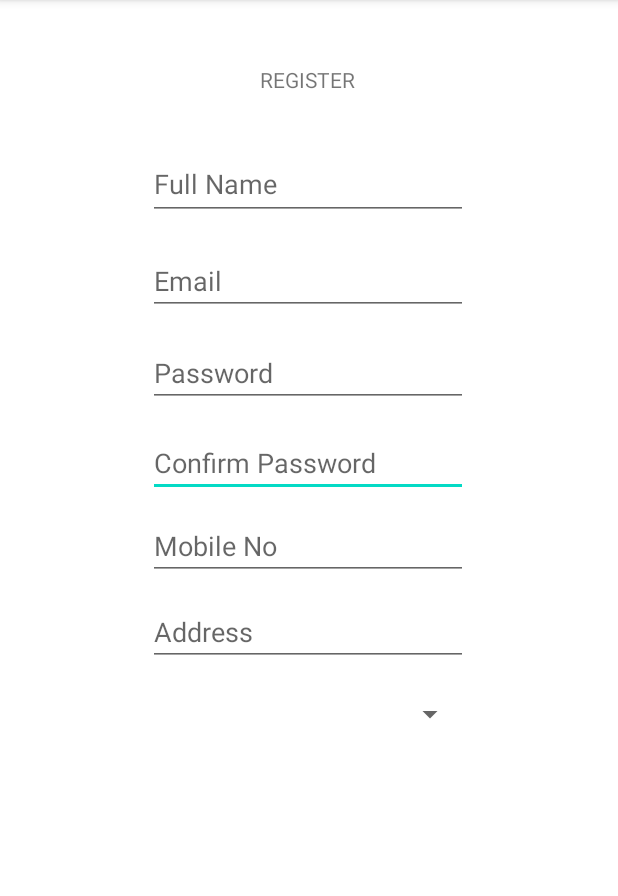
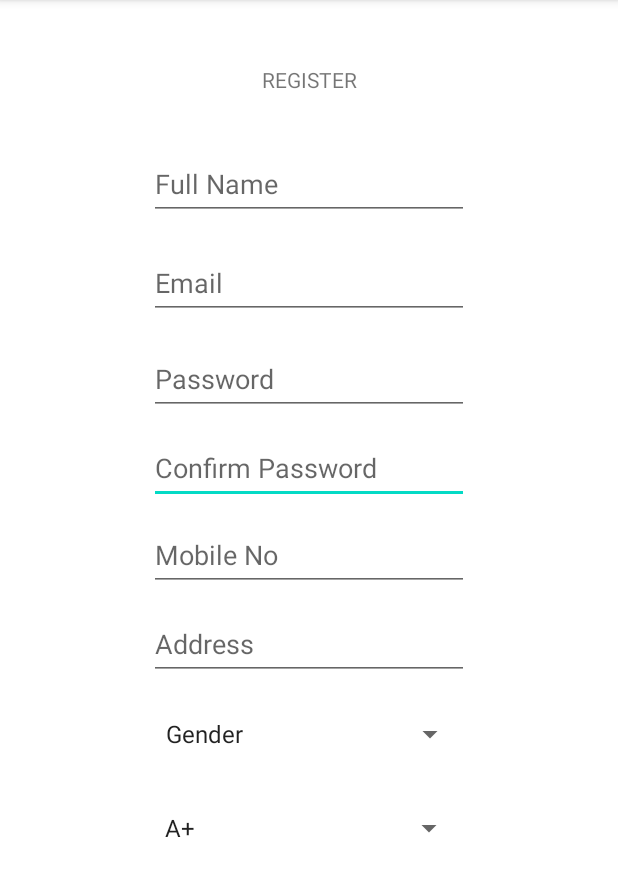
Before and after one commit to Harikrishnan-Sathyan/RAKT_APP, an Android app: the Register screen opened directly, with no data from a screen before it, on a phone screen of 412 x 824 dp, the part 84-980 px from its top. Run offline under Robolectric (Android 15) with nearby library versions, the light colour scheme and no system bars.

Commit message:
Added new widgets in the Register Activity

```diff
--- a/app/src/main/res/layout/activity_register.xml
+++ b/app/src/main/res/layout/activity_register.xml
@@ -6,6 +6,17 @@
     android:layout_height="match_parent"
     tools:context=".Register">
 
+    <Spinner
+        android:id="@+id/spinner3"
+        android:layout_width="208dp"
+        android:layout_height="48dp"
+        android:entries="@array/Blood_Group"
+        app:layout_constraintBottom_toBottomOf="parent"
+        app:layout_constraintEnd_toEndOf="parent"
+        app:layout_constraintStart_toStartOf="parent"
+        app:layout_constraintTop_toBottomOf="@+id/spinner"
+        app:layout_constraintVertical_bias="0.071" />
+
     <EditText
         android:id="@+id/editTextTextPassword3"
         android:layout_width="wrap_content"
@@ -13,9 +24,9 @@
         android:ems="10"
         android:hint="Confirm Password"
         android:inputType="textPassword"
+        android:minHeight="48dp"
         app:layout_constraintBottom_toBottomOf="parent"
         app:layout_constraintEnd_toEndOf="parent"
-        app:layout_constraintHorizontal_bias="0.497"
         app:layout_constraintStart_toStartOf="parent"
         app:layout_constraintTop_toBottomOf="@+id/editTextTextEmailAddress3"
         app:layout_constraintVertical_bias="0.148" />
@@ -27,7 +38,6 @@
         android:text="REGISTER"
         app:layout_constraintBottom_toBottomOf="parent"
         app:layout_constraintEnd_toEndOf="parent"
-        app:layout_constraintHorizontal_bias="0.498"
         app:layout_constraintStart_toStartOf="parent"
         app:layout_constraintTop_toTopOf="parent"
         app:layout_constraintVertical_bias="0.058" />
@@ -43,7 +53,6 @@
         android:minHeight="48dp"
         app:layout_constraintBottom_toBottomOf="parent"
         app:layout_constraintEnd_toEndOf="parent"
-        app:layout_constraintHorizontal_bias="0.497"
         app:layout_constraintStart_toStartOf="parent"
         app:layout_constraintTop_toBottomOf="@+id/textView2"
         app:layout_constraintVertical_bias="0.0" />
@@ -55,9 +64,9 @@
         android:ems="10"
         android:hint="Email"
         android:inputType="textEmailAddress"
+        android:minHeight="48dp"
         app:layout_constraintBottom_toBottomOf="parent"
         app:layout_constraintEnd_toEndOf="parent"
-        app:layout_constraintHorizontal_bias="0.497"
         app:layout_constraintStart_toStartOf="parent"
         app:layout_constraintTop_toBottomOf="@+id/editTextTextPersonName"
         app:layout_constraintVertical_bias="0.031" />
@@ -69,9 +78,9 @@
         android:ems="10"
         android:hint="Password"
         android:inputType="textPassword"
+        android:minHeight="48dp"
         app:layout_constraintBottom_toBottomOf="parent"
         app:layout_constraintEnd_toEndOf="parent"
-        app:layout_constraintHorizontal_bias="0.497"
         app:layout_constraintStart_toStartOf="parent"
         app:layout_constraintTop_toBottomOf="@+id/editTextTextEmailAddress3"
         app:layout_constraintVertical_bias="0.031" />
@@ -84,9 +93,9 @@
         android:ems="10"
         android:hint="Mobile No"
         android:inputType="phone"
+        android:minHeight="48dp"
         app:layout_constraintBottom_toBottomOf="parent"
         app:layout_constraintEnd_toEndOf="parent"
-        app:layout_constraintHorizontal_bias="0.497"
         app:layout_constraintStart_toStartOf="parent"
         app:layout_constraintTop_toBottomOf="@+id/editTextTextPassword3"
         app:layout_constraintVertical_bias="0.016" />
@@ -98,9 +107,9 @@
         android:ems="10"
         android:hint="Address"
         android:inputType="textPostalAddress"
+        android:minHeight="48dp"
         app:layout_constraintBottom_toBottomOf="parent"
         app:layout_constraintEnd_toEndOf="parent"
-        app:layout_constraintHorizontal_bias="0.497"
         app:layout_constraintStart_toStartOf="parent"
         app:layout_constraintTop_toBottomOf="@+id/editTextPhone"
         app:layout_constraintVertical_bias="0.035" />
@@ -108,7 +117,8 @@
     <Spinner
         android:id="@+id/spinner"
         android:layout_width="208dp"
-        android:layout_height="38dp"
+        android:layout_height="48dp"
+        android:entries="@array/gender"
         app:layout_constraintBottom_toBottomOf="parent"
         app:layout_constraintEnd_toEndOf="parent"
         app:layout_constraintHorizontal_bias="0.502"
@@ -116,4 +126,5 @@
         app:layout_constraintTop_toBottomOf="@+id/editTextTextPostalAddress"
         app:layout_constraintVertical_bias="0.046" />
 
+
 </androidx.constraintlayout.widget.ConstraintLayout>
--- /dev/null
+++ b/app/src/main/res/values/arrays.xml
@@ -0,0 +1,20 @@
+<?xml version="1.0" encoding="utf-8"?>
+<resources>
+    <array name="gender">
+        <item>Gender</item>
+        <item>Male</item>
+        <item>Female</item>
+        <item>Others</item>
+    </array>
+
+    <array name="Blood_Group">
+        <item>A+</item>
+        <item>A-</item>
+        <item>B+</item>
+        <item>B-</item>
+        <item>AB+</item>
+        <item>AB-</item>
+        <item>O+</item>
+        <item>O-</item>
+    </array>
+</resources>
```
